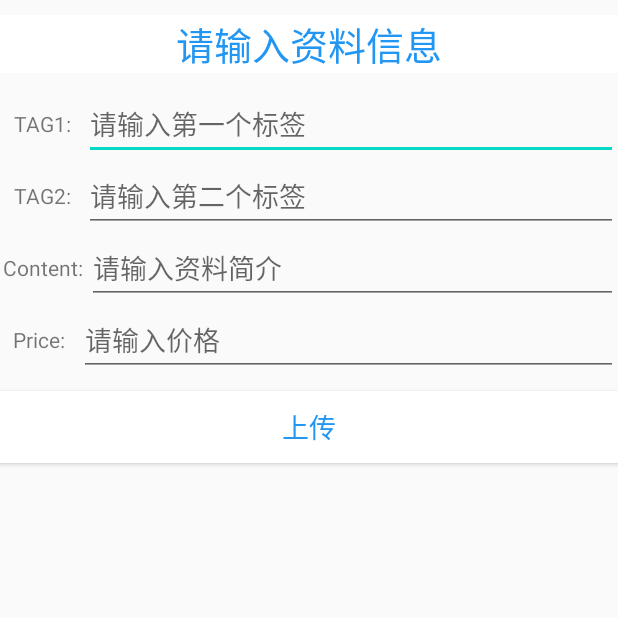
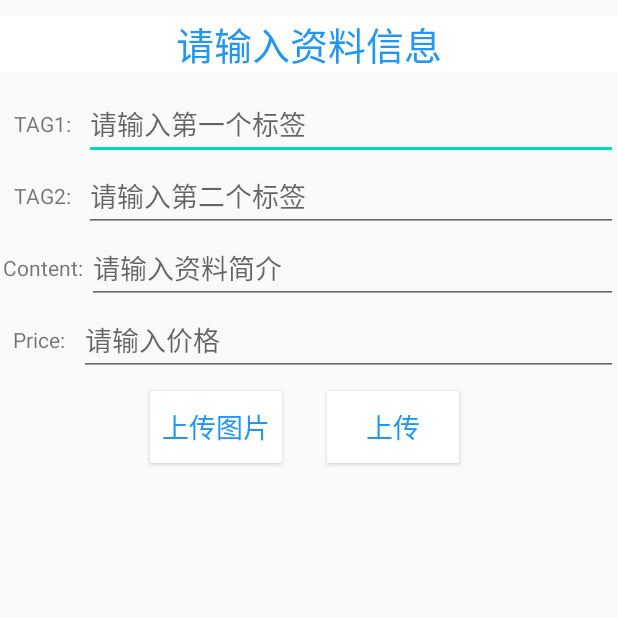
Before and after one commit to linxueni/studyfield, an Android app: the Use_data_1 screen opened directly, with no data from a screen before it, on a phone screen of 412 x 824 dp, the top half of it. Run offline under Robolectric (Android 15) with nearby library versions, the phone set to English and light mode, and no system bars; libraries missing offline, so code that uses them is left out: cn.bmob.v3; 1 statement that could not run was skipped.

Commit message:
修改布局，初步尝试上传图片

```diff
--- a/app/build.gradle
+++ b/app/build.gradle
@@ -51,4 +51,7 @@ dependencies {
     implementation 'com.google.code.gson:gson:2.8.5'
     implementation 'androidx.percentlayout:percentlayout:1.0.0'
     implementation 'com.google.android.gms:play-services-maps:17.0.0'
+    //Glide
+    implementation 'com.github.bumptech.glide:glide:3.7.0'
+    implementation 'com.android.support:support-v4:23.2.1'
 }
--- a/app/src/main/AndroidManifest.xml
+++ b/app/src/main/AndroidManifest.xml
@@ -13,7 +13,7 @@
         android:allowBackup="true"
         android:icon="@drawable/app"
         android:label="@string/app_name"
-        android:roundIcon="@mipmap/ic_launcher_round"
+        android:roundIcon="@drawable/app"
         android:supportsRtl="true"
         android:theme="@style/AppTheme"
         android:usesCleartextTraffic="true">
--- a/app/src/main/res/layout/activity_use_data_1.xml
+++ b/app/src/main/res/layout/activity_use_data_1.xml
@@ -109,14 +109,33 @@ android:hint="@string/inputtag1"/>
             android:hint="@string/inputprice" />
     </LinearLayout>
 
-    <Button
-        android:id="@+id/button2"
+    <LinearLayout
         android:layout_width="match_parent"
-        android:layout_height="wrap_content"
-        android:background="#FFFF                                "
-        android:onClick="onClick"
-        android:layout_marginTop="10dp"
-        android:textSize="18sp"
-        android:text="上传"
-        android:textColor="#2196F3" />
+        android:layout_height="match_parent"
+        android:orientation="horizontal">
+
+        <Button
+            android:id="@+id/button5"
+            android:layout_width="wrap_content"
+            android:layout_height="wrap_content"
+            android:layout_marginTop="10dp"
+            android:background="#FFFF                                "
+            android:onClick="onClick"
+            android:text="@string/putpicture"
+            android:textColor="#2196F3"
+            android:textSize="18sp"
+            android:layout_marginLeft="100dp"/>
+
+        <Button
+            android:id="@+id/button2"
+            android:layout_width="wrap_content"
+            android:layout_height="wrap_content"
+            android:layout_marginTop="10dp"
+            android:background="#FFFF                                "
+            android:onClick="onClick"
+            android:text="@string/put"
+            android:textColor="#2196F3"
+            android:textSize="18sp"
+            android:layout_marginLeft="30dp"/>
+    </LinearLayout>
 </LinearLayout>
--- a/app/src/main/res/layout/activity_user_detail.xml
+++ b/app/src/main/res/layout/activity_user_detail.xml
@@ -16,10 +16,10 @@
         android:textSize="18sp"
         app:layout_constraintBottom_toBottomOf="parent"
         app:layout_constraintEnd_toEndOf="parent"
-        app:layout_constraintHorizontal_bias="0.05"
+        app:layout_constraintHorizontal_bias="0.501"
         app:layout_constraintStart_toStartOf="parent"
         app:layout_constraintTop_toTopOf="parent"
-        app:layout_constraintVertical_bias="0.04" />
+        app:layout_constraintVertical_bias="0.476" />
 
     <TextView
         android:id="@+id/textView"
--- a/app/src/main/res/layout/list_collect.xml
+++ b/app/src/main/res/layout/list_collect.xml
@@ -10,7 +10,7 @@
         android:id="@+id/image"
         android:adjustViewBounds="true"
         app:layout_marginTopPercent="2%"
-        app:srcCompat="@mipmap/shujujiegou2"
+        android:src="@mipmap/shujujiegou2"
         />
     <TextView
         android:id="@+id/itemTag1"
--- a/app/src/main/res/layout/list_item1.xml
+++ b/app/src/main/res/layout/list_item1.xml
@@ -10,7 +10,7 @@
         android:id="@+id/image"
         android:adjustViewBounds="true"
         app:layout_marginTopPercent="2%"
-        app:srcCompat="@mipmap/shujujiegou2"
+        android:src="@mipmap/shujujiegou2"
         />
     <TextView
         android:id="@+id/itemTag1"
--- a/app/src/main/res/values/strings.xml
+++ b/app/src/main/res/values/strings.xml
@@ -35,4 +35,6 @@
     <string name="similar">找相似</string>
     <string name="buy">购买</string>
     <string name="studyfield">学领域</string>
+    <string name="put">上传</string>
+    <string name="putpicture">上传图片</string>
 </resources>
```
Also changed, not shown: app/src/main/java/com/lxn/test/App_data.java (+8 -0 lines), app/src/main/java/com/lxn/test/Collect.java (+10 -0 lines), app/src/main/java/com/lxn/test/Data.java (+5 -2 lines), app/src/main/java/com/lxn/test/MyAdapter.java (+13 -4 lines), app/src/main/java/com/lxn/test/User_data.java (+8 -0 lines).
